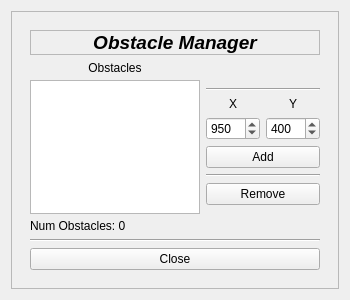
Before: the Qt Designer form ui/obstacle_manager.ui in kpdudek/PyQtGame, drawn with Qt 5.
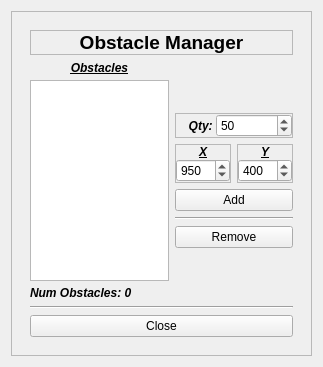
After: the same form once the commit is applied.

Commit message: Dynamic obstacles also use sprites now. Sprite class has a wierd memory issue that causes pixmaps to append to one another

The edit to the form file:
```diff
--- a/ui/obstacle_manager.ui
+++ b/ui/obstacle_manager.ui
@@ -6,8 +6,8 @@
    <rect>
     <x>0</x>
     <y>0</y>
-    <width>350</width>
-    <height>300</height>
+    <width>323</width>
+    <height>367</height>
    </rect>
   </property>
   <property name="windowTitle">
@@ -45,6 +45,14 @@
                <height>20</height>
               </size>
              </property>
+             <property name="font">
+              <font>
+               <weight>75</weight>
+               <italic>true</italic>
+               <bold>true</bold>
+               <underline>true</underline>
+              </font>
+             </property>
              <property name="text">
               <string>Obstacles</string>
              </property>
@@ -58,6 +66,13 @@
            </item>
            <item>
             <widget class="QLabel" name="obstacle_count">
+             <property name="font">
+              <font>
+               <weight>75</weight>
+               <italic>true</italic>
+               <bold>true</bold>
+              </font>
+             </property>
              <property name="text">
               <string>Num Obstacles: 0</string>
              </property>
@@ -87,10 +102,82 @@
             </spacer>
            </item>
            <item>
-            <widget class="Line" name="line">
-             <property name="orientation">
-              <enum>Qt::Horizontal</enum>
+            <widget class="QFrame" name="frame_2">
+             <property name="minimumSize">
+              <size>
+               <width>0</width>
+               <height>0</height>
+              </size>
              </property>
+             <property name="frameShape">
+              <enum>QFrame::StyledPanel</enum>
+             </property>
+             <property name="frameShadow">
+              <enum>QFrame::Raised</enum>
+             </property>
+             <layout class="QVBoxLayout" name="verticalLayout_4">
+              <property name="spacing">
+               <number>0</number>
+              </property>
+              <property name="leftMargin">
+               <number>0</number>
+              </property>
+              <property name="topMargin">
+               <number>0</number>
+              </property>
+              <property name="rightMargin">
+               <number>0</number>
+              </property>
+              <property name="bottomMargin">
+               <number>0</number>
+              </property>
+              <item>
+               <layout class="QHBoxLayout" name="horizontalLayout_3">
+                <property name="topMargin">
+                 <number>0</number>
+                </property>
+                <property name="rightMargin">
+                 <number>0</number>
+                </property>
+                <item>
+                 <widget class="QLabel" name="label_4">
+                  <property name="maximumSize">
+                   <size>
+                    <width>40</width>
+                    <height>16777215</height>
+                   </size>
+                  </property>
+                  <property name="font">
+                   <font>
+                    <weight>75</weight>
+                    <italic>true</italic>
+                    <bold>true</bold>
+                   </font>
+                  </property>
+                  <property name="text">
+                   <string>Qty: </string>
+                  </property>
+                  <property name="alignment">
+                   <set>Qt::AlignRight|Qt::AlignTrailing|Qt::AlignVCenter</set>
+                  </property>
+                 </widget>
+                </item>
+                <item>
+                 <widget class="QSpinBox" name="obs_qty">
+                  <property name="minimum">
+                   <number>1</number>
+                  </property>
+                  <property name="maximum">
+                   <number>250</number>
+                  </property>
+                  <property name="value">
+                   <number>50</number>
+                  </property>
+                 </widget>
+                </item>
+               </layout>
+              </item>
+             </layout>
             </widget>
            </item>
            <item>
@@ -99,59 +186,125 @@
               <number>0</number>
              </property>
              <item>
-              <widget class="QLabel" name="label_2">
-               <property name="text">
-                <string>X</string>
+              <widget class="QFrame" name="frame_3">
+               <property name="frameShape">
+                <enum>QFrame::StyledPanel</enum>
                </property>
-               <property name="alignment">
-                <set>Qt::AlignCenter</set>
+               <property name="frameShadow">
+                <enum>QFrame::Raised</enum>
                </property>
+               <layout class="QVBoxLayout" name="verticalLayout_5">
+                <property name="spacing">
+                 <number>0</number>
+                </property>
+                <property name="leftMargin">
+                 <number>0</number>
+                </property>
+                <property name="topMargin">
+                 <number>0</number>
+                </property>
+                <property name="rightMargin">
+                 <number>0</number>
+                </property>
+                <property name="bottomMargin">
+                 <number>0</number>
+                </property>
+                <item>
+                 <widget class="QLabel" name="label_2">
+                  <property name="maximumSize">
+                   <size>
+                    <width>16777215</width>
+                    <height>20</height>
+                   </size>
+                  </property>
+                  <property name="font">
+                   <font>
+                    <weight>75</weight>
+                    <italic>true</italic>
+                    <bold>true</bold>
+                    <underline>true</underline>
+                   </font>
+                  </property>
+                  <property name="text">
+                   <string>X</string>
+                  </property>
+                  <property name="alignment">
+                   <set>Qt::AlignCenter</set>
+                  </property>
+                 </widget>
+                </item>
+                <item>
+                 <widget class="QSpinBox" name="x_pose">
+                  <property name="maximum">
+                   <number>1920</number>
+                  </property>
+                  <property name="singleStep">
+                   <number>100</number>
+                  </property>
+                  <property name="value">
+                   <number>950</number>
+                  </property>
+                 </widget>
+                </item>
+               </layout>
               </widget>
              </item>
              <item>
-              <widget class="QLabel" name="label">
-               <property name="text">
-                <string>Y</string>
+              <widget class="QFrame" name="frame_4">
+               <property name="frameShape">
+                <enum>QFrame::StyledPanel</enum>
                </property>
-               <property name="alignment">
-                <set>Qt::AlignCenter</set>
+               <property name="frameShadow">
+                <enum>QFrame::Raised</enum>
                </property>
-              </widget>
-             </item>
-            </layout>
-           </item>
-           <item>
-            <layout class="QHBoxLayout" name="horizontalLayout">
-             <property name="sizeConstraint">
-              <enum>QLayout::SetDefaultConstraint</enum>
-             </property>
-             <property name="leftMargin">
-              <number>0</number>
-             </property>
-             <property name="rightMargin">
-              <number>0</number>
-             </property>
-             <property name="bottomMargin">
-              <number>0</number>
-             </property>
-             <item>
-              <widget class="QSpinBox" name="x_pose">
-               <property name="maximum">
-                <number>1920</number>
-               </property>
-               <property name="value">
-                <number>950</number>
-               </property>
-              </widget>
-             </item>
-             <item>
-              <widget class="QSpinBox" name="y_pose">
-               <property name="maximum">
-                <number>1080</number>
-               </property>
-               <property name="value">
-                <number>400</number>
-               </property>
+               <layout class="QVBoxLayout" name="verticalLayout_6">
+                <property name="spacing">
+                 <number>0</number>
+                </property>
+                <property name="leftMargin">
+                 <number>0</number>
+                </property>
+                <property name="topMargin">
+                 <number>0</number>
+                </property>
+                <property name="rightMargin">
+                 <number>0</number>
+                </property>
+                <property name="bottomMargin">
+                 <number>0</number>
+                </property>
+                <item>
+                 <widget class="QLabel" name="label">
+                  <property name="font">
+                   <font>
+                    <weight>75</weight>
+                    <italic>true</italic>
+                    <bold>true</bold>
+                    <underline>true</underline>
+                   </font>
+                  </property>
+                  <property name="text">
+                   <string>Y</string>
+                  </property>
+                  <property name="alignment">
+                   <set>Qt::AlignCenter</set>
+                  </property>
+                 </widget>
+                </item>
+                <item>
+                 <widget class="QSpinBox" name="y_pose">
+                  <property name="maximum">
+                   <number>1080</number>
+                  </property>
+                  <property name="singleStep">
+                   <number>100</number>
+                  </property>
+                  <property name="value">
+                   <number>400</number>
+                  </property>
+                 </widget>
+                </item>
+               </layout>
               </widget>
              </item>
             </layout>
@@ -198,8 +351,9 @@
             <font>
              <pointsize>14</pointsize>
              <weight>75</weight>
-             <italic>true</italic>
+             <italic>false</italic>
              <bold>true</bold>
+             <kerning>true</kerning>
             </font>
            </property>
            <property name="frameShape">
@@ -208,6 +362,12 @@
            <property name="frameShadow">
             <enum>QFrame::Sunken</enum>
            </property>
+           <property name="lineWidth">
+            <number>5</number>
+           </property>
+           <property name="midLineWidth">
+            <number>5</number>
+           </property>
            <property name="text">
             <string>Obstacle Manager</string>
            </property>
```
The commit also changes 23 other files.
